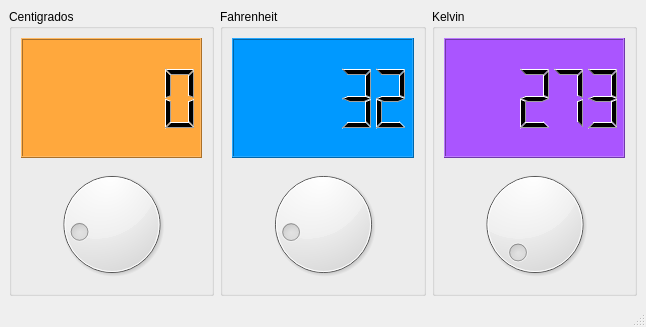
byronstz/conversor-temperatura, file ventana.ui: the form before one commit.
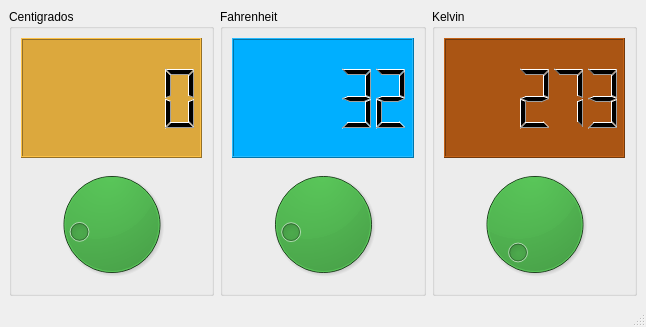
The form after the commit. Icons and pictures are not drawn.

```diff
--- a/ventana.ui
+++ b/ventana.ui
@@ -28,7 +28,7 @@
        <item>
         <widget class="QLCDNumber" name="out_cent">
          <property name="styleSheet">
-          <string notr="true">background-color: rgb(255, 168, 61);
+          <string notr="true">background-color: rgb(220, 168, 61);
 alternate-background-color: rgb(255, 205, 7);
 color: rgb(0, 0, 0);</string>
          </property>
@@ -36,6 +36,9 @@
        </item>
        <item>
         <widget class="QDial" name="in_cent">
+         <property name="styleSheet">
+          <string notr="true">background-color: rgb(0, 170, 0);</string>
+         </property>
          <property name="minimum">
           <number>-18</number>
          </property>
@@ -53,7 +56,7 @@
        <item>
         <widget class="QLCDNumber" name="out_fahr">
          <property name="styleSheet">
-          <string notr="true">background-color: rgb(0, 153, 255);
+          <string notr="true">background-color: rgb(0, 175, 255);
 color: rgb(0, 0, 0);</string>
          </property>
          <property name="value" stdset="0">
@@ -63,6 +66,9 @@
        </item>
        <item>
         <widget class="QDial" name="in_fahr">
+         <property name="styleSheet">
+          <string notr="true">background-color: rgb(0, 170, 0);</string>
+         </property>
          <property name="maximum">
           <number>210</number>
          </property>
@@ -83,7 +89,7 @@
        <item>
         <widget class="QLCDNumber" name="out_kelvin">
          <property name="styleSheet">
-          <string notr="true">background-color: rgb(170, 85, 255);
+          <string notr="true">background-color: rgb(170, 85, 20);
 color: rgb(0, 0, 0);</string>
          </property>
          <property name="value" stdset="0">
@@ -96,6 +102,9 @@
        </item>
        <item>
         <widget class="QDial" name="in_kelvin">
+         <property name="styleSheet">
+          <string notr="true">background-color: rgb(0, 170, 0);</string>
+         </property>
          <property name="minimum">
           <number>255</number>
          </property>
```
